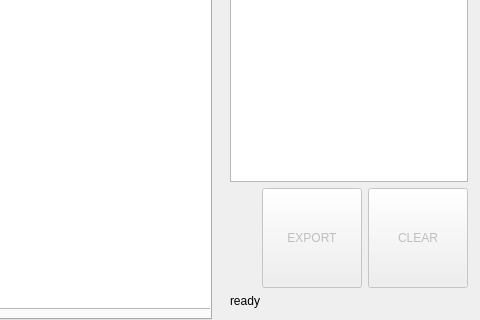
Before: the Qt Designer form src/main/resources/base/design.ui in OndrejPistora/thymos-loader, drawn with Qt 5; both pictures show x 439 to 919 and y 430 to 750 of the 919 by 750 pixel window.
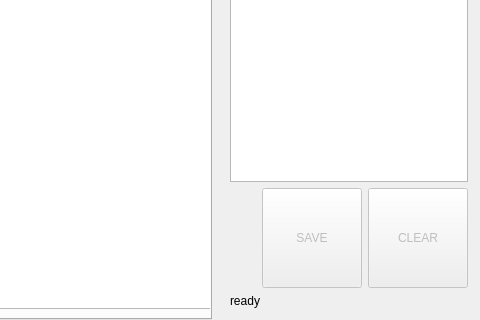
After: the same form once the commit is applied. The open tabs and pages were chosen to show the change. Custom widgets are drawn as their Qt base class.

Commit message: rename EXPORT to SAVE

Diff of the .ui file:
```diff
--- a/src/main/resources/base/design.ui
+++ b/src/main/resources/base/design.ui
@@ -1584,7 +1584,7 @@
                        </size>
                       </property>
                       <property name="text">
-                       <string>EXPORT</string>
+                       <string>SAVE</string>
                       </property>
                      </widget>
                     </item>
```
Left out of the diff: 11 changed lines with no effect on the pictures. The commit also changes 1 other file.
